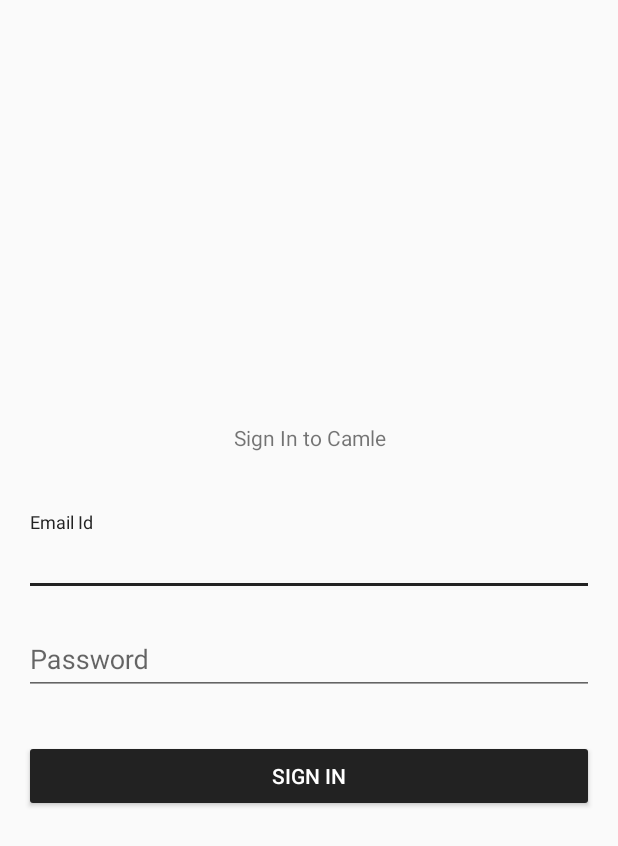
After one commit to ecacredu/cam, an Android app: the SignInActivity screen opened directly, with no data from a screen before it, on a phone screen of 412 x 824 dp. The commit adds this screen. Shown: the top 846 px of the screen. Run offline under Robolectric (Android 15) with nearby library versions, the phone set to English and light mode, and no system bars; our stand-ins replace Firebase (no records; nobody signed in at launch, a user with empty details on screens opened directly).

Commit message:
Added Sign in module

```diff
--- a/app/build.gradle
+++ b/app/build.gradle
@@ -34,6 +34,7 @@ dependencies {
     compile 'com.google.firebase:firebase-auth:10.2.1'
     compile 'com.github.bumptech.glide:glide:3.7.0'
     testCompile 'junit:junit:4.12'
+    compile 'com.android.support.constraint:constraint-layout:1.0.2'
 }
 
 
--- a/app/src/main/java/com/acecosmos/camle/ProductsActivity.java
+++ b/app/src/main/java/com/acecosmos/camle/ProductsActivity.java
@@ -53,7 +53,7 @@ public class ProductsActivity extends AppCompatActivity {
     }
 
     public void addNewUser(View view) {
-        startActivity(new Intent(this,MainActivity.class));
+        startActivity(new Intent(this,SignUpActivity.class));
     }
 
 
--- /dev/null
+++ b/app/src/main/java/com/acecosmos/camle/SignInActivity.java
@@ -0,0 +1,111 @@
+package com.acecosmos.camle;
+
+import android.content.Intent;
+import android.support.annotation.NonNull;
+import android.support.design.widget.TextInputLayout;
+import android.support.v7.app.AppCompatActivity;
+import android.os.Bundle;
+import android.text.TextUtils;
+import android.util.Log;
+import android.view.View;
+import android.widget.Button;
+import android.widget.EditText;
+import android.widget.Toast;
+
+import com.google.android.gms.tasks.OnCompleteListener;
+import com.google.android.gms.tasks.Task;
+import com.google.firebase.auth.AuthResult;
+import com.google.firebase.auth.FirebaseAuth;
+import com.google.firebase.auth.FirebaseUser;
+
+public class SignInActivity extends AppCompatActivity {
+
+  private static final String TAG = "SignIn";
+  private EditText mEmail;
+  private EditText mPass;
+  private Button mSubmit;
+
+  private FirebaseAuth mAuth;
+
+
+  private TextInputLayout mEmailFloat;
+  private TextInputLayout mPassFloat;
+
+  @Override
+  protected void onCreate(Bundle savedInstanceState) {
+    super.onCreate(savedInstanceState);
+    setContentView(R.layout.activity_sign_in);
+
+    findViews();
+    configViews();
+  }
+
+  private void configViews() {
+
+    mSubmit.setOnClickListener(new View.OnClickListener() {
+      @Override
+      public void onClick(View view) {
+
+        Validation validator = new Validation();
+
+        if(TextUtils.isEmpty(mEmail.getText().toString())){
+          makeToast("Please enter a valid email address!");
+          mEmailFloat.setError("Email address required");
+          return;
+        }
+
+        if(TextUtils.isEmpty(mPass.getText().toString().trim())){
+          makeToast("Password required!");
+          mPass.setError("Password required");
+          return;
+        }
+
+        if(!validator.checkEmail(mEmail.getText().toString().trim())){
+          makeToast("Invalid Email");
+          mEmailFloat.setError("Invalid Email");
+          return;
+        }
+
+        mEmailFloat.setErrorEnabled(false);
+        mPassFloat.setErrorEnabled(false);
+        signIn(mEmail.getText().toString().trim(),mPass.getText().toString().trim());
+      }
+    });
+  }
+
+  private void signIn(String email, String password) {
+
+    mAuth.signInWithEmailAndPassword(email, password)
+      .addOnCompleteListener(this, new OnCompleteListener<AuthResult>() {
+        @Override
+        public void onComplete(@NonNull Task<AuthResult> task) {
+          if (task.isSuccessful()) {
+            // Sign in success, update UI with the signed-in user's information
+            Log.d(TAG, "signInWithEmail:success");
+            FirebaseUser user = mAuth.getCurrentUser();
+            startActivity(new Intent(SignInActivity.this,ServicesActivity.class));
+            finish();
+          } else {
+            // If sign in fails, display a message to the user.
+            Log.w(TAG, "signInWithEmail:failure", task.getException());
+            makeToast("Authentication failed.");
+          }
+
+        }
+      });
+  }
+
+  private void findViews() {
+    mEmail = (EditText) findViewById(R.id.signin_mail);
+    mPass = (EditText) findViewById(R.id.signin_pass);
+    mSubmit = (Button) findViewById(R.id.signInSubmit);
+    mEmailFloat = (TextInputLayout) findViewById(R.id.signin_mailFloat);
+    mPassFloat = (TextInputLayout) findViewById(R.id.signin_passFloat);
+
+    mAuth = FirebaseAuth.getInstance();
+  }
+
+  public void makeToast(String message){
+    Toast.makeText(SignInActivity.this,message, Toast.LENGTH_LONG).show();
+  }
+}
--- a/app/src/main/res/layout/activity_main.xml
+++ b/app/src/main/res/layout/activity_main.xml
@@ -6,7 +6,7 @@
     xmlns:tools="http://schemas.android.com/tools"
     android:layout_width="match_parent"
     android:layout_height="match_parent"
-    tools:context="com.acecosmos.camle.MainActivity">
+    tools:context="com.acecosmos.camle.SignUpActivity">
 
 
 
--- a/app/src/main/res/layout/activity_products.xml
+++ b/app/src/main/res/layout/activity_products.xml
@@ -6,7 +6,7 @@
     xmlns:tools="http://schemas.android.com/tools"
     android:layout_width="match_parent"
     android:layout_height="match_parent"
-    tools:context="com.acecosmos.camle.MainActivity">
+    tools:context="com.acecosmos.camle.SignUpActivity">
 
 
 
--- a/app/src/main/res/layout/activity_services.xml
+++ b/app/src/main/res/layout/activity_services.xml
@@ -5,7 +5,7 @@
     xmlns:tools="http://schemas.android.com/tools"
     android:layout_width="match_parent"
     android:layout_height="match_parent"
-    tools:context="com.acecosmos.camle.MainActivity">
+    tools:context="com.acecosmos.camle.SignUpActivity">
 
     <LinearLayout
         android:layout_width="match_parent"
--- /dev/null
+++ b/app/src/main/res/layout/activity_sign_in.xml
@@ -0,0 +1,61 @@
+<?xml version="1.0" encoding="utf-8"?>
+<android.support.constraint.ConstraintLayout xmlns:android="http://schemas.android.com/apk/res/android"
+  xmlns:app="http://schemas.android.com/apk/res-auto"
+  xmlns:tools="http://schemas.android.com/tools"
+  android:layout_width="match_parent"
+  android:layout_height="match_parent"
+  android:layout_gravity="center"
+  tools:context="com.acecosmos.camle.SignInActivity">
+
+  <LinearLayout
+    android:layout_width="match_parent"
+    android:layout_height="match_parent"
+    android:padding="16dp"
+    android:gravity="center"
+    android:orientation="vertical">
+
+    <TextView
+      android:layout_width="match_parent"
+      android:layout_height="wrap_content"
+      android:gravity="center"
+      android:text="Sign In to Camle"
+      android:layout_marginBottom="30dp"
+      android:textAlignment="center"/>
+
+    <android.support.design.widget.TextInputLayout
+      android:id="@+id/signin_mailFloat"
+      android:layout_width="match_parent"
+      android:layout_height="wrap_content"
+      android:layout_marginTop="10dp">
+
+      <EditText
+        android:id="@+id/signin_mail"
+        android:layout_width="match_parent"
+        android:layout_height="wrap_content"
+        android:hint="Email Id" />
+    </android.support.design.widget.TextInputLayout>
+
+    <android.support.design.widget.TextInputLayout
+      android:id="@+id/signin_passFloat"
+      android:layout_width="match_parent"
+      android:layout_height="wrap_content"
+      android:layout_marginTop="10dp">
+
+      <EditText
+        android:id="@+id/signin_pass"
+        android:layout_width="match_parent"
+        android:layout_height="wrap_content"
+        android:inputType="textPassword"
+        android:hint="Password" />
+    </android.support.design.widget.TextInputLayout>
+
+    <Button
+      android:id="@+id/signInSubmit"
+      android:layout_width="match_parent"
+      android:layout_height="wrap_content"
+      android:layout_marginTop="30dp"
+      android:text="Sign In"
+      style="@style/Widget.AppCompat.Button.Colored"/>
+  </LinearLayout>
+
+</android.support.constraint.ConstraintLayout>
--- a/app/src/main/res/values/dimens.xml
+++ b/app/src/main/res/values/dimens.xml
@@ -1,3 +1,3 @@
 <resources>
-    <dimen name="fab_margin">16dp</dimen>
+  <dimen name="fab_margin">16dp</dimen>
 </resources>
--- a/app/src/main/res/values/strings.xml
+++ b/app/src/main/res/values/strings.xml
@@ -21,4 +21,5 @@
   </string-array>
   <string name="title_activity_services">Services</string>
   <string name="title_activity_products">Products</string>
+  <string name="title_activity_home">HomeActivity</string>
 </resources>
--- a/build.gradle
+++ b/build.gradle
@@ -5,7 +5,7 @@ buildscript {
         jcenter()
     }
     dependencies {
-        classpath 'com.android.tools.build:gradle:2.3.1'
+        classpath 'com.android.tools.build:gradle:2.4.0-alpha6'
 
         // NOTE: Do not place your application dependencies here; they belong
         // in the individual module build.gradle files
```
Also changed, not shown: app/src/main/AndroidManifest.xml (+13 -7 lines), app/src/main/java/com/acecosmos/camle/HomeActivity.java (added, +29 -0 lines), app/src/main/java/com/acecosmos/camle/SignUpActivity.java (renamed from app/src/main/java/com/acecosmos/camle/MainActivity.java, +4 -4 lines), app/src/main/java/com/acecosmos/camle/SplashscreenActivity.java (added, +78 -0 lines), app/src/main/res/layout/activity_home.xml (added, +33 -0 lines), app/src/main/res/layout/activity_splashscreen.xml (added, +16 -0 lines), app/src/main/res/layout/content_home.xml (added, +17 -0 lines), app/src/main/res/values/styles.xml (indentation only), gradle/wrapper/gradle-wrapper.properties. Lines whose indentation alone changed are shown as unchanged.
